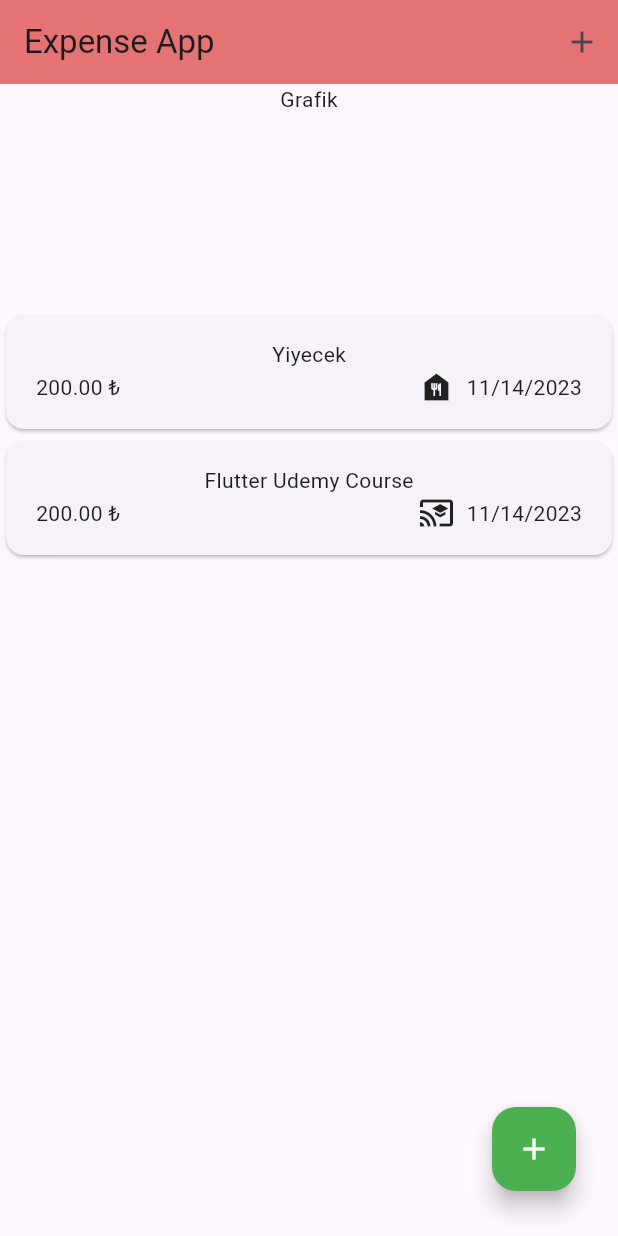
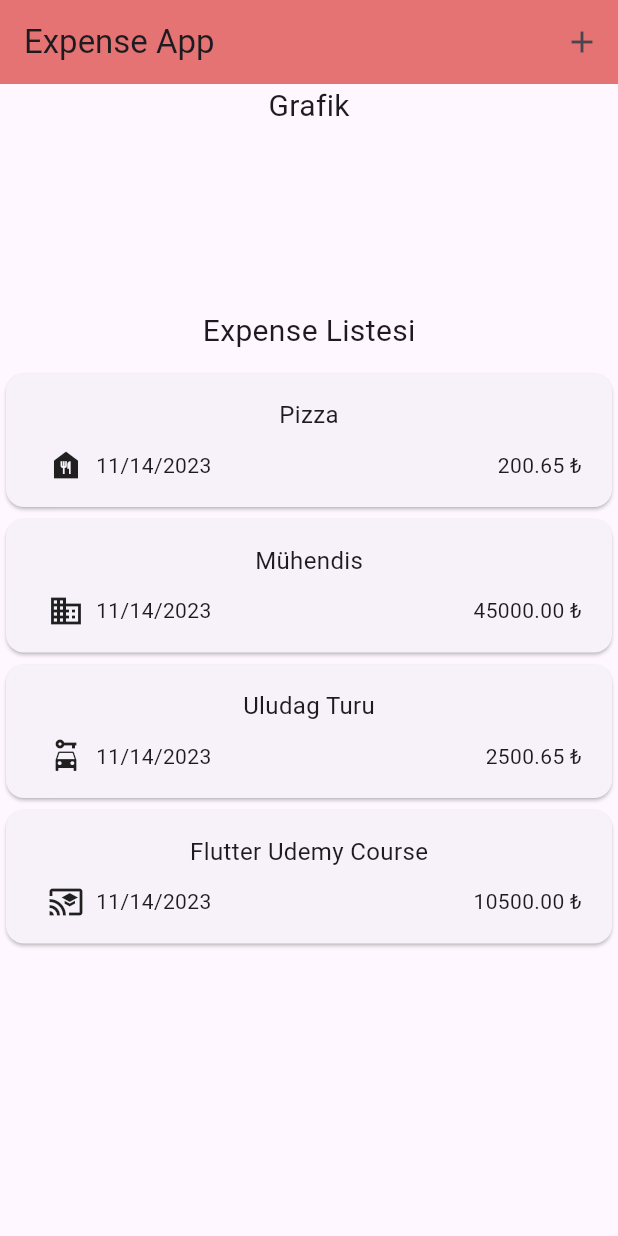
Before and after one commit to cebrailkeskindag/expenseapp, a Flutter app: the screen it shows after launch, on a phone screen of 412 x 824 dp. Run offline on Flutter 3.47's test engine with Material 2 defaults, Android fonts, the phone set to English and light mode, and no system bars.

Commit message:
arayüz düzenleme

```diff
--- a/lib/pages/expense_list.dart
+++ b/lib/pages/expense_list.dart
@@ -13,13 +13,23 @@ class _ExpenseListState extends State<ExpenseList> {
   // dummy data
   final List<Expense> expenses = [
     Expense(
-        name: "Yiyecek",
-        price: 200,
+        name: "Pizza",
+        price: 200.65,
         date: DateTime.now(),
         category: Category.food),
     Expense(
+        name: "Mühendis",
+        price: 45000,
+        date: DateTime.now(),
+        category: Category.work),
+    Expense(
+        name: "Uludag Turu",
+        price: 2500.65,
+        date: DateTime.now(),
+        category: Category.travel),
+    Expense(
         name: "Flutter Udemy Course",
-        price: 200,
+        price: 10500,
         date: DateTime.now(),
         category: Category.education),
   ]; // firebase,veritabanı
@@ -33,9 +43,19 @@ class _ExpenseListState extends State<ExpenseList> {
         mainAxisAlignment: MainAxisAlignment.center,
         crossAxisAlignment: CrossAxisAlignment.center,
         children: [
-          SizedBox(
+          const SizedBox(
             height: 150,
-            child: Text("Grafik"),
+            child: Text(
+              "Grafik",
+              style: TextStyle(fontSize: 20),
+            ),
+          ),
+          const Padding(
+            padding: EdgeInsets.only(bottom: 10.0),
+            child: Text(
+              "Expense Listesi",
+              style: TextStyle(fontSize: 20),
+            ),
           ),
           Expanded(
             child: ListView.builder(
@@ -45,14 +65,6 @@ class _ExpenseListState extends State<ExpenseList> {
               },
             ),
           ),
-          Padding(
-            padding: const EdgeInsets.only(left: 300, bottom: 30),
-            child: FloatingActionButton(
-              onPressed: () {},
-              child: Icon(Icons.add, color: Colors.white),
-              backgroundColor: Colors.green,
-            ),
-          ),
         ],
       ),
     );
--- a/lib/widgets/expense_item.dart
+++ b/lib/widgets/expense_item.dart
@@ -12,15 +12,21 @@ class ExpenseItem extends StatelessWidget {
         padding: const EdgeInsets.symmetric(horizontal: 20, vertical: 16),
         child: Column(
           children: [
-            Text(expense.name),
+            Padding(
+              padding: const EdgeInsets.only(bottom: 10),
+              child: Text(
+                expense.name,
+                style: TextStyle(fontSize: 16),
+              ),
+            ),
             Row(
               children: [
-                Text("${expense.price.toStringAsFixed(2)} ₺"),
-                const Spacer(),
                 const SizedBox(width: 8),
                 Icon(categoryIcons[expense.category]),
                 const SizedBox(width: 8),
-                Text(expense.formattedDate)
+                Text(expense.formattedDate),
+                const Spacer(),
+                Text("${expense.price.toStringAsFixed(2)} ₺"),
               ],
             )
           ],
```
Also changed, not shown: lib/widgets/new_expense.dart (+30 -5 lines), 1 other file.
